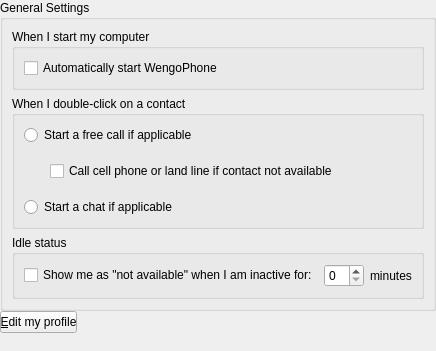
The window that wengophone/src/presentation/qt/config/GeneralSettings.ui (tkrotoff/WengoPhone) describes before a commit, drawn with Qt 5.
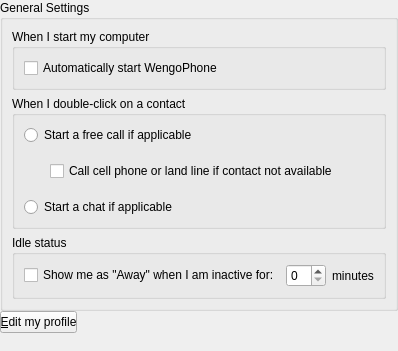
The same window after the commit.

Commit message: QtConfigPanel now shows half-duplex checkbox + minor changes

```diff
--- a/wengophone/src/presentation/qt/config/GeneralSettings.ui
+++ b/wengophone/src/presentation/qt/config/GeneralSettings.ui
@@ -8,7 +8,7 @@
    <rect>
     <x>0</x>
     <y>0</y>
-    <width>396</width>
+    <width>362</width>
     <height>351</height>
    </rect>
   </property>
@@ -89,7 +89,7 @@
          <item row="0" column="0" >
           <widget class="QCheckBox" name="showNotAvailableCheckBox" >
            <property name="text" >
-            <string>Show me as "not available" when I am inactive for:</string>
+            <string>Show me as "Away" when I am inactive for:</string>
            </property>
           </widget>
          </item>
```
Left out of the diff: 8 changed lines with no effect on the pictures. The commit also changes 3 other files.
